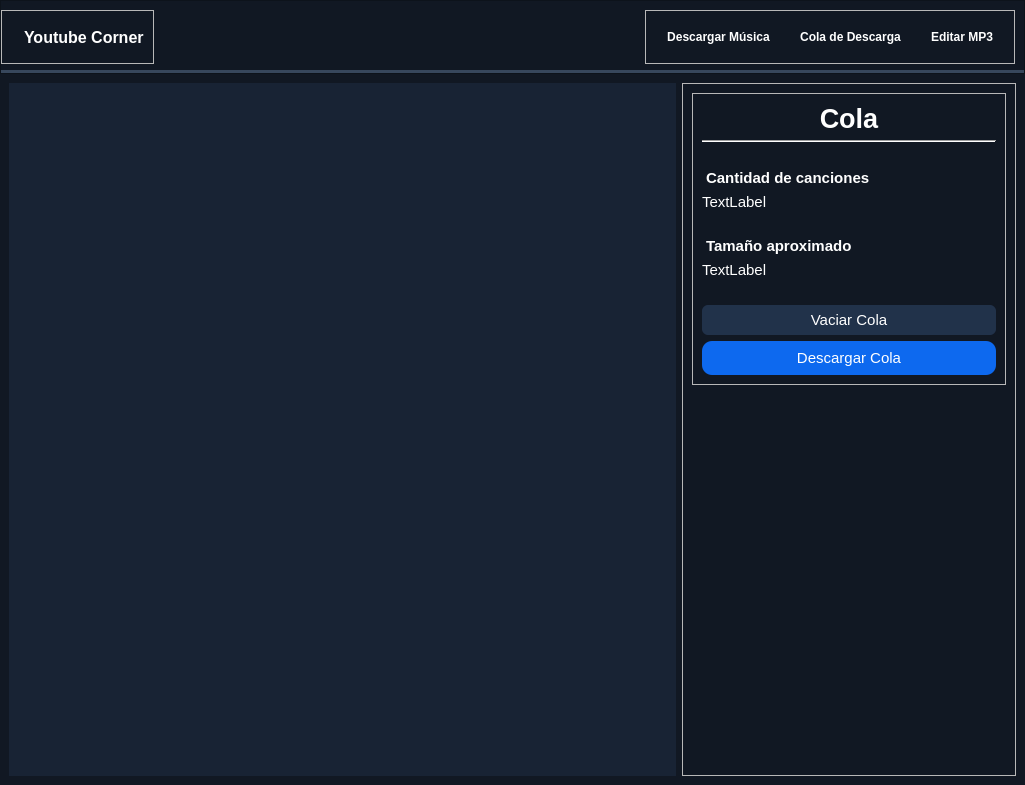
Qt form InterfacesRaw/frontend.ui (Ventthos/Youtube-Corner) before a commit.
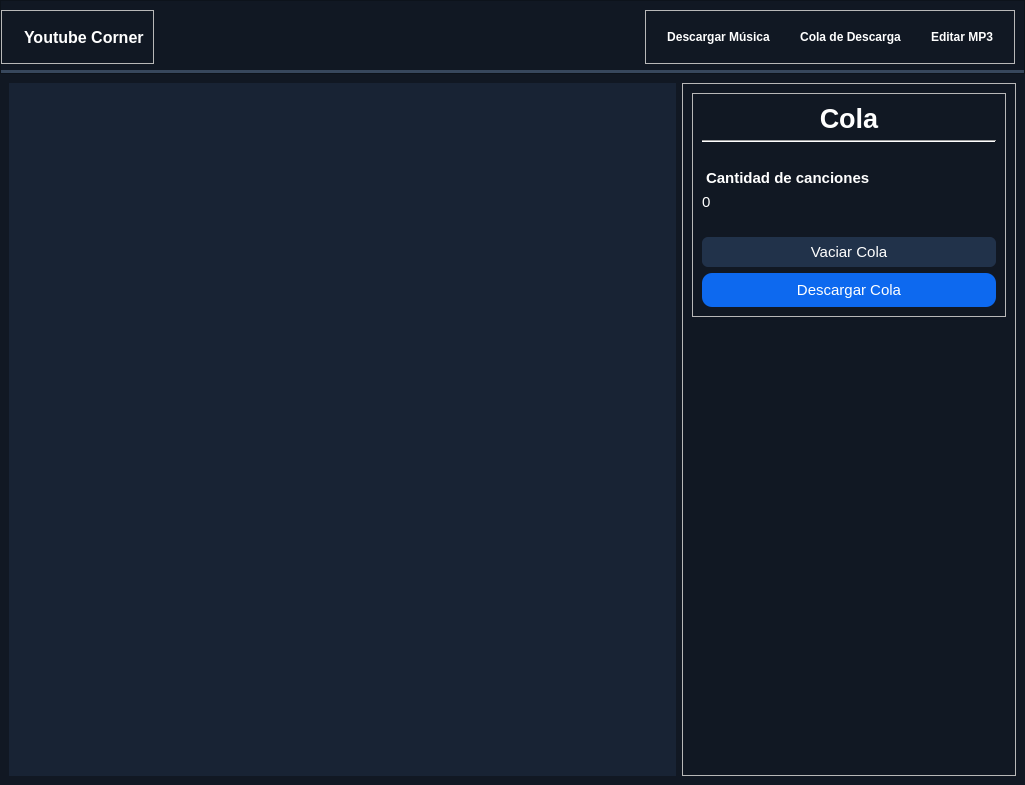
The same form after that commit. Icons and pictures are not drawn.

The edit to the form file:
```diff
--- a/InterfacesRaw/frontend.ui
+++ b/InterfacesRaw/frontend.ui
@@ -1188,35 +1188,7 @@
                  </font>
                 </property>
                 <property name="text">
-                 <string>TextLabel</string>
-                </property>
-               </widget>
-              </item>
-              <item>
-               <widget class="QLabel" name="labelTituloPeso">
-                <property name="font">
-                 <font>
-                  <family>Arial</family>
-                  <pointsize>11</pointsize>
-                  <weight>75</weight>
-                  <bold>true</bold>
-                 </font>
-                </property>
-                <property name="text">
-                 <string>Tamaño aproximado</string>
-                </property>
-               </widget>
-              </item>
-              <item>
-               <widget class="QLabel" name="labelDisplayPeso">
-                <property name="font">
-                 <font>
-                  <family>Arial</family>
-                  <pointsize>11</pointsize>
-                 </font>
-                </property>
-                <property name="text">
-                 <string>TextLabel</string>
+                 <string>0</string>
                 </property>
                </widget>
               </item>
```
Left out of the diff: 8 changed lines with no effect on the pictures.
